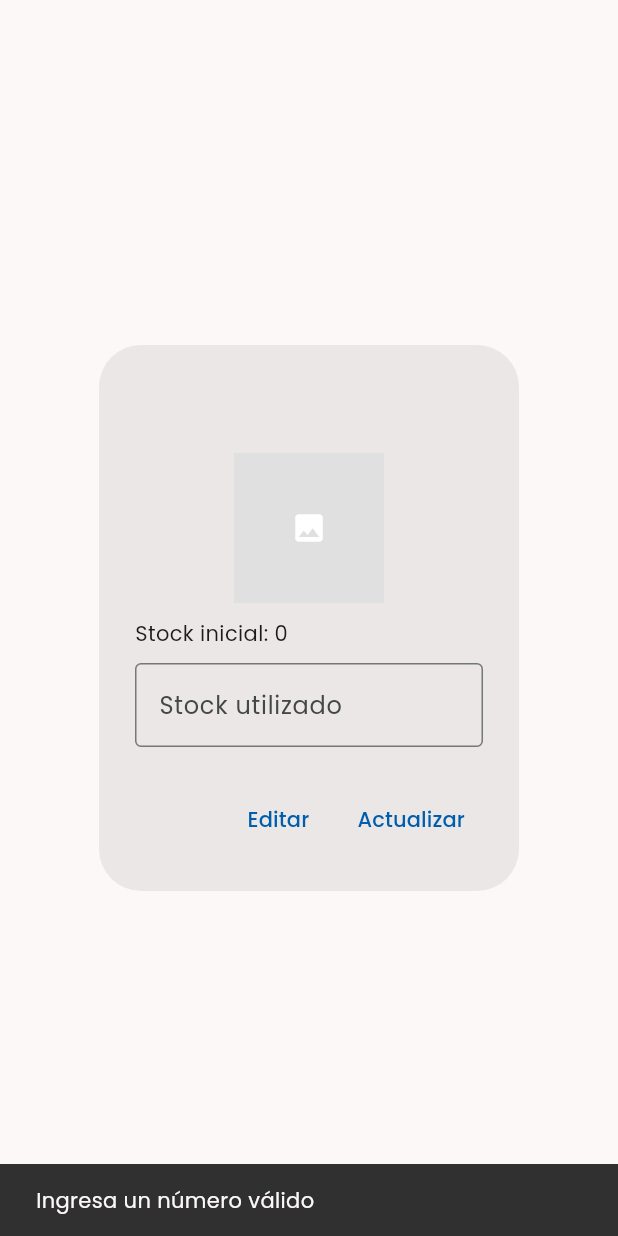
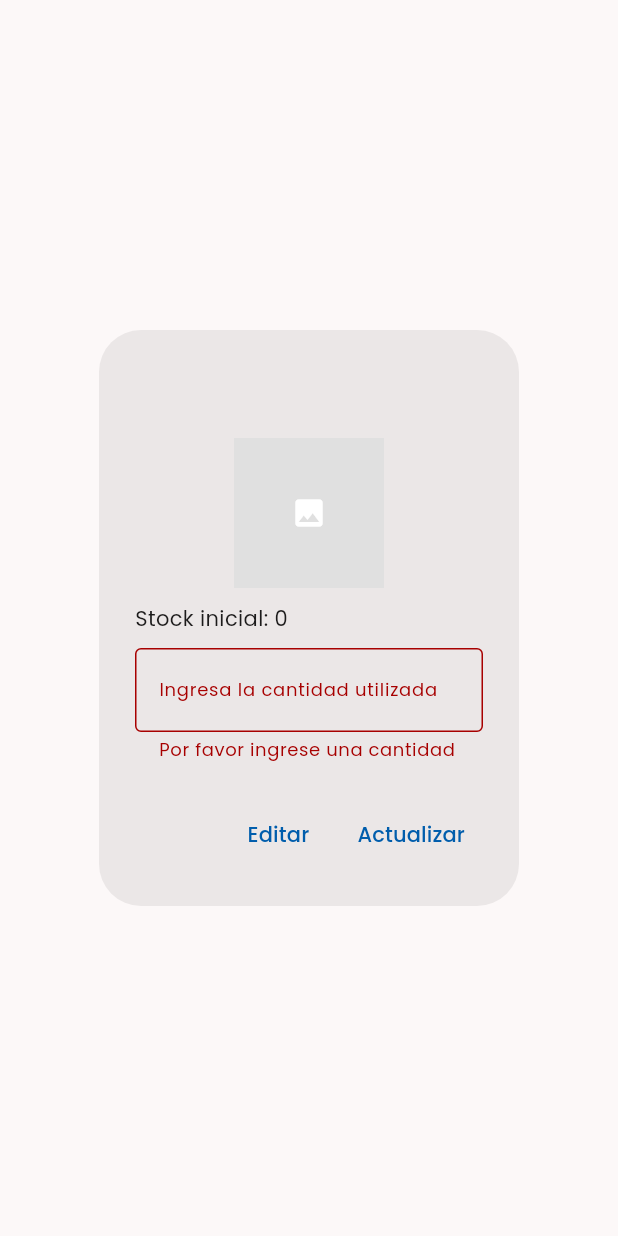
Before and after one commit to Emilio-Rendon-Dinen/mecaInventory, a Flutter app: the ProductDetailDialog widget shown alone on an empty page, opened directly with empty values, after a tap on "Actualizar", on a phone screen of 412 x 824 dp. Run offline on Flutter 3.47's test engine with Material 3 defaults, Android fonts, the phone set to English and light mode, and no system bars; our stand-ins replace bloc, flutter_bloc, flutter_slidable, get_it, google_fonts, image_picker and 2 more; accounts and stored records are empty.

Commit message:
Flujo para editar un producto

```diff
--- a/lib/domain/repositories/edit_product_repository.dart
+++ b/lib/domain/repositories/edit_product_repository.dart
@@ -1,7 +1,7 @@
 import 'package:meca_inventory/domain/entities/product.dart';
 
 abstract class EditProductRepository {
-  Future<void> editProduct({
+  Future<Product> editProduct({
     required Product product,
   });
 }
--- a/lib/domain/use_cases/edit_product_use_case.dart
+++ b/lib/domain/use_cases/edit_product_use_case.dart
@@ -5,7 +5,7 @@ class EditProductUseCase {
   final EditProductRepository _editProductRepository;
   const EditProductUseCase(this._editProductRepository);
 
-  Future<void> editProduct({
+  Future<Product> editProduct({
     required Product product,
   }) {
     try {
--- a/lib/presentation/dialogs/product_detail_dialog.dart
+++ b/lib/presentation/dialogs/product_detail_dialog.dart
@@ -1,11 +1,13 @@
 import 'package:flutter/material.dart';
+import 'package:flutter/services.dart';
 import 'package:meca_inventory/presentation/add_product/add_product_screen.dart';
 import 'package:meca_inventory/presentation/ui_models/product_ui_model.dart';
 
 //Se utiliza una clase en lugar de una funcion debido a que incluye temas relacionados con estado, lógica o navegación.
 class ProductDetailDialog extends StatefulWidget {
   final ProductUIModel product;
-  const ProductDetailDialog({required this.product, super.key});
+  final Function(ProductUIModel) onUpdate;
+  const ProductDetailDialog({required this.product, required this.onUpdate, super.key});
 
   @override
   State<ProductDetailDialog> createState() => _ProductDetailDialogState();
@@ -13,6 +15,7 @@ class ProductDetailDialog extends StatefulWidget {
 
 class _ProductDetailDialogState extends State<ProductDetailDialog> {
   final TextEditingController stockUsedController = TextEditingController();
+  final _formKey = GlobalKey<FormState>();
 
   @override
   void dispose() {
@@ -51,12 +54,37 @@ class _ProductDetailDialogState extends State<ProductDetailDialog> {
               ],
             ),
             const SizedBox(height: 10),
-            TextField(
-              controller: stockUsedController,
-              keyboardType: TextInputType.number,
-              decoration: const InputDecoration(
-                labelText: "Stock utilizado",
-                border: OutlineInputBorder(),
+            Form(
+              key: _formKey,
+              child: TextFormField(
+                keyboardType: TextInputType.number,
+                controller: stockUsedController,
+                inputFormatters: [
+                  FilteringTextInputFormatter.digitsOnly,
+                ],
+                decoration: const InputDecoration(
+                  border: OutlineInputBorder(),
+                  hintText: 'Ingresa la cantidad utilizada',
+                  hintStyle: TextStyle(
+                    fontSize: 12,
+                    color: Colors.grey,
+                  ),
+                  labelText: 'Ingresa la cantidad utilizada',
+                  labelStyle: TextStyle(
+                    fontSize: 12,
+                  ),
+                  floatingLabelBehavior: FloatingLabelBehavior.auto,
+                ),
+                validator: (value) {
+                  if (value == null || value.isEmpty) {
+                    return 'Por favor ingrese una cantidad';
+                  }
+                  final quantity = num.tryParse(value);
+                  if (quantity == 0) {
+                    return 'Por favor ingrese una cantidad válida';
+                  }
+                  return null;
+                },
               ),
             ),
           ],
@@ -77,13 +105,24 @@ class _ProductDetailDialogState extends State<ProductDetailDialog> {
         ),
         TextButton(
           onPressed: () {
-            final usedStock = int.tryParse(stockUsedController.text);
-            if (usedStock != null) {
-              //final updatedStock = product.initialQuantity - usedStock;
-            } else {
-              ScaffoldMessenger.of(context).showSnackBar(
-                const SnackBar(content: Text("Ingresa un número válido")),
+            if (_formKey.currentState?.validate() ?? false) {
+              final usedQuantity = int.tryParse(stockUsedController.text)!;
+              final updatedCurrentQuantity = product.initialQuantity - usedQuantity;
+
+              final updatedProduct = ProductUIModel(
+                id: product.id,
+                name: product.name,
+                description: product.description,
+                cost: product.cost,
+                initialQuantity: product.initialQuantity,
+                currentQuantity: updatedCurrentQuantity,
+                categoryId: product.categoryId,
+                image: product.image,
+                hasImage: product.hasImage,
               );
+
+              widget.onUpdate(updatedProduct);
+              Navigator.pop(context);
             }
           },
           child: const Text("Actualizar"),
--- a/lib/presentation/home/blocs/edit_product/edit_product_bloc.dart
+++ b/lib/presentation/home/blocs/edit_product/edit_product_bloc.dart
@@ -9,10 +9,12 @@ class EditProductBloc extends Bloc<EditProductRequestedEvent, EditProductState>
   }
 
   Future<void> _onEditProductLoading(EditProductRequestedEvent event, Emitter<EditProductState> emit) async {
-    ProductUIModel? product;
     emit(const EditProductLoading());
     try {
-      emit(EditProductSuccess(product: product!));
+      final ProductUIModel productUIModel = ProductUIModel.fromDomain(await event.useCase.editProduct(
+        product: event.productUIModel.toDomain(),
+      ));
+      emit(EditProductSuccess(product: productUIModel));
     } catch (e) {
       emit(EditProductError(error: e));
     }
--- a/lib/presentation/home/blocs/edit_product/edit_product_event.dart
+++ b/lib/presentation/home/blocs/edit_product/edit_product_event.dart
@@ -1,15 +1,16 @@
 import 'package:meca_inventory/domain/use_cases/edit_product_use_case.dart';
+import 'package:meca_inventory/presentation/ui_models/product_ui_model.dart';
 
 sealed class EditProductEvent {
   const EditProductEvent();
 }
 
 final class EditProductRequestedEvent extends EditProductEvent {
-  final int productId;
+  final ProductUIModel productUIModel;
   final EditProductUseCase useCase;
 
   const EditProductRequestedEvent({
     required this.useCase,
-    required this.productId,
+    required this.productUIModel,
   });
 }
--- a/lib/presentation/home/blocs/get_products/get_products_event.dart
+++ b/lib/presentation/home/blocs/get_products/get_products_event.dart
@@ -10,3 +10,9 @@ final class GetProductsDataEvent extends GetProductsEvent {
     required this.useCase,
   });
 }
+
+class UpdateProductInListEvent extends GetProductsEvent {
+  final ProductUIModel updatedProduct;
+
+  UpdateProductInListEvent({required this.updatedProduct});
+}
--- a/lib/presentation/home/home_screen.dart
+++ b/lib/presentation/home/home_screen.dart
@@ -82,6 +82,9 @@ class _HomeScreenState extends State<HomeScreen> {
                   ScaffoldMessenger.of(context).showSnackBar(
                     const SnackBar(content: Text('Producto editado correctamente')),
                   );
+                  context.read<GetProductsBloc>().add(
+                        UpdateProductInListEvent(updatedProduct: state.product),
+                      );
                 }
                 if (state is EditProductError) {
                   ScaffoldMessenger.of(context).showSnackBar(
```
Also changed, not shown: lib/data/implementations/edit_product_implementation.dart (+22 -3 lines), lib/presentation/home/blocs/get_products/get_products_bloc.dart (+21 -0 lines), lib/presentation/home/widgets/product_list.dart (+16 -1 lines).
